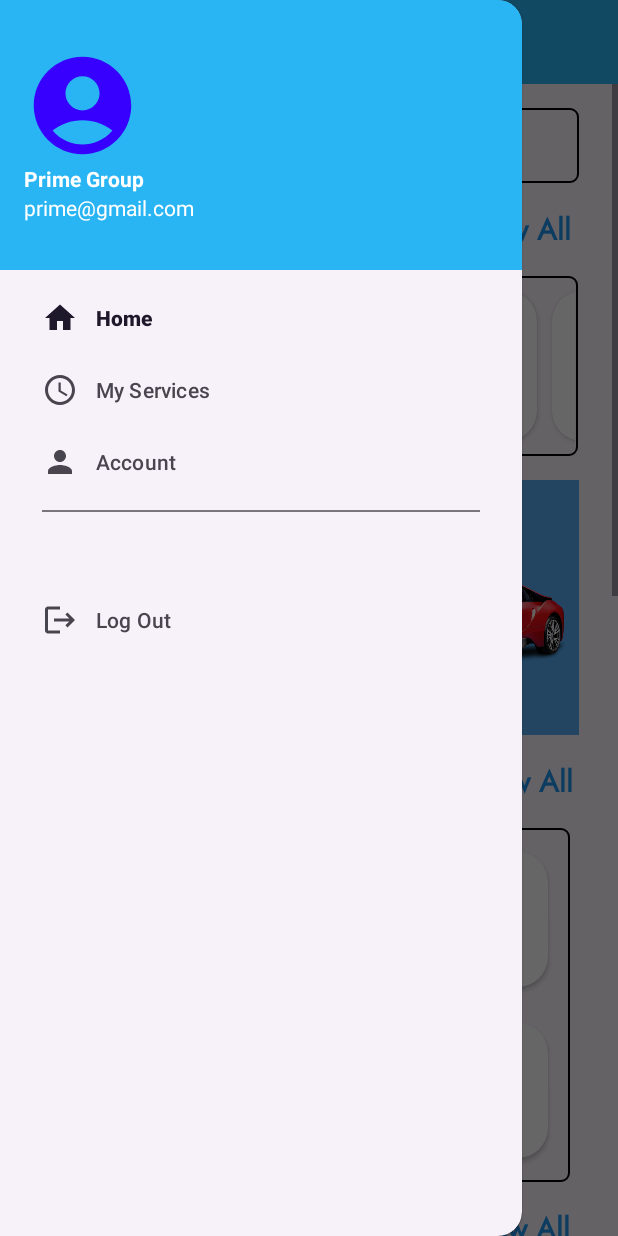
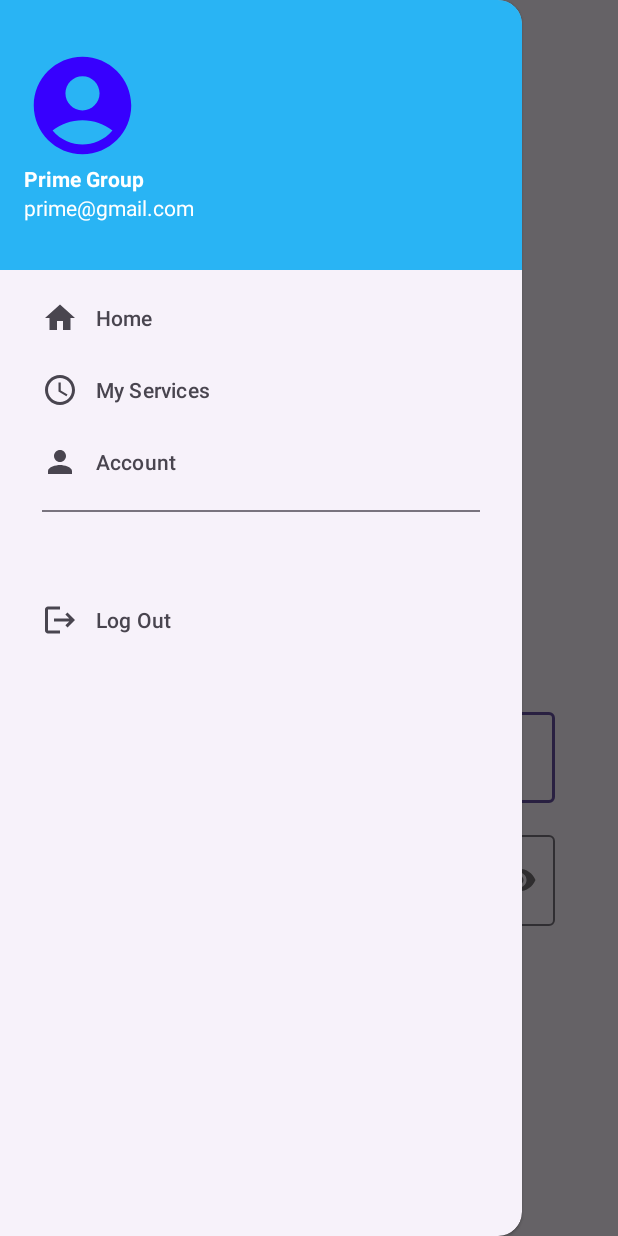
Before and after one commit to Yakage/Auto-Moto, an Android app: the screen it shows after launch (MainActivity), with the side drawer open, on a phone screen of 412 x 824 dp. Run offline under Robolectric (Android 15) with nearby library versions, the phone set to English and light mode, and no system bars; our stand-ins replace navigation-ui.

Commit message:
nav_graph changes.

```diff
--- a/app/src/main/java/com/example/auto_moto/HomeFragment.kt
+++ b/app/src/main/java/com/example/auto_moto/HomeFragment.kt
@@ -31,7 +31,6 @@ class HomeFragment : Fragment() {
             findNavController().navigate(HomeFragmentDirections.actionHomeFragmentToServicesFragment())
         }
         binding.bookNow.setOnClickListener {
-            findNavController().navigate(HomeFragmentDirections.actionHomeFragmentToAppointmentFragment())
         }
         return binding.root
     }
--- a/app/src/main/res/navigation/navigation_graph.xml
+++ b/app/src/main/res/navigation/navigation_graph.xml
@@ -3,7 +3,7 @@
     xmlns:app="http://schemas.android.com/apk/res-auto"
     xmlns:tools="http://schemas.android.com/tools"
     android:id="@+id/navigation_graph"
-    app:startDestination="@id/homeFragment">
+    app:startDestination="@id/loginFragment">
 
     <activity
         android:id="@+id/mainActivity"
@@ -18,9 +18,6 @@
         <action
             android:id="@+id/action_homeFragment_to_servicesFragment"
             app:destination="@id/servicesFragment" />
-        <action
-            android:id="@+id/action_homeFragment_to_appointmentFragment"
-            app:destination="@id/appointmentFragment" />
     </fragment>
     <fragment
         android:id="@+id/servicesFragment"
@@ -70,7 +67,8 @@
             app:destination="@id/signUpFragment" />
         <action
             android:id="@+id/action_loginFragment_to_homeFragment"
-            app:destination="@id/homeFragment" />
+            app:destination="@id/homeFragment"
+            app:enterAnim="@android:anim/slide_in_left" />
         <action
             android:id="@+id/action_loginFragment_to_forgotPasswordFragment"
             app:destination="@id/forgotPasswordFragment" />
```
